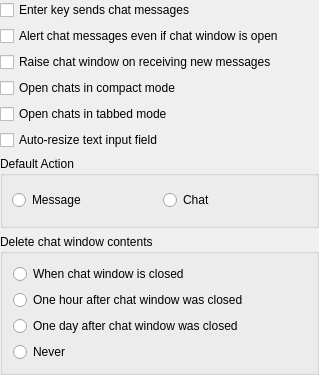
mblsha/psi, file src/options/opt_chat.ui: the form before one commit.
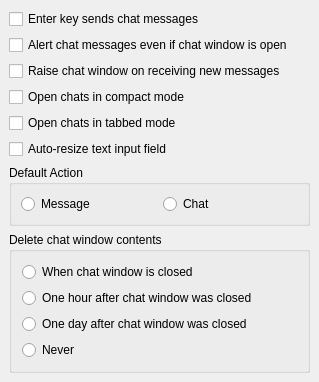
The form after the commit.

The edit to the form file:
```diff
--- a/src/options/opt_chat.ui
+++ b/src/options/opt_chat.ui
@@ -17,7 +17,7 @@
   </property>
   <layout class="QVBoxLayout" >
    <property name="margin" >
-    <number>0</number>
+    <number>9</number>
    </property>
    <property name="spacing" >
     <number>6</number>
```
